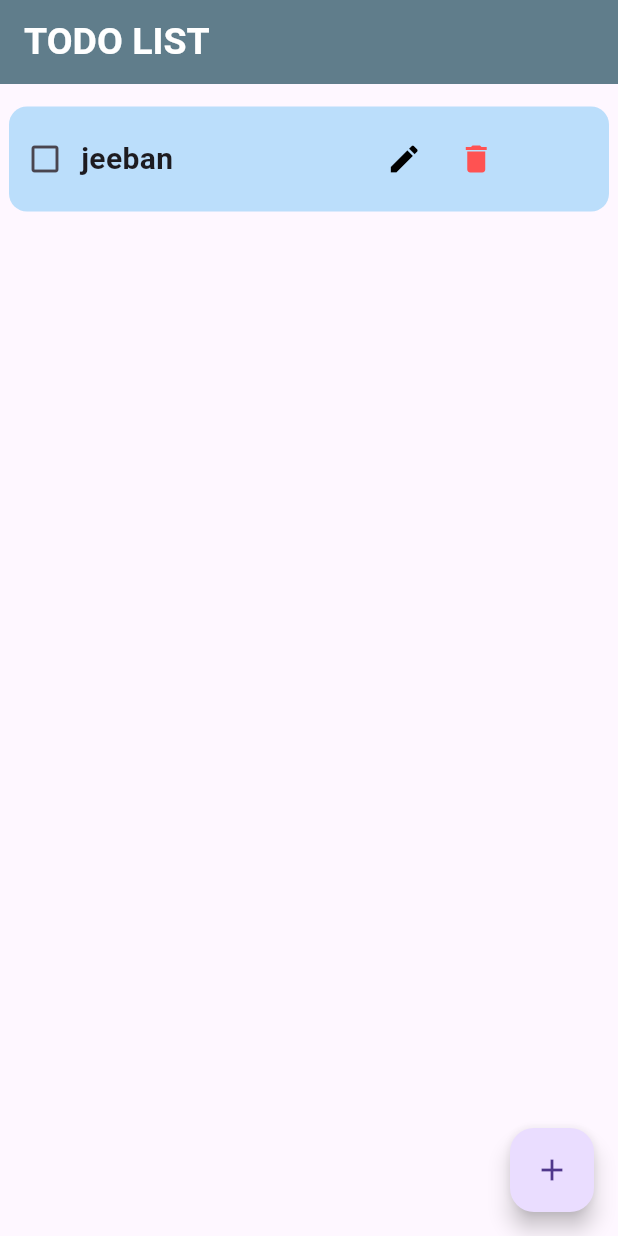
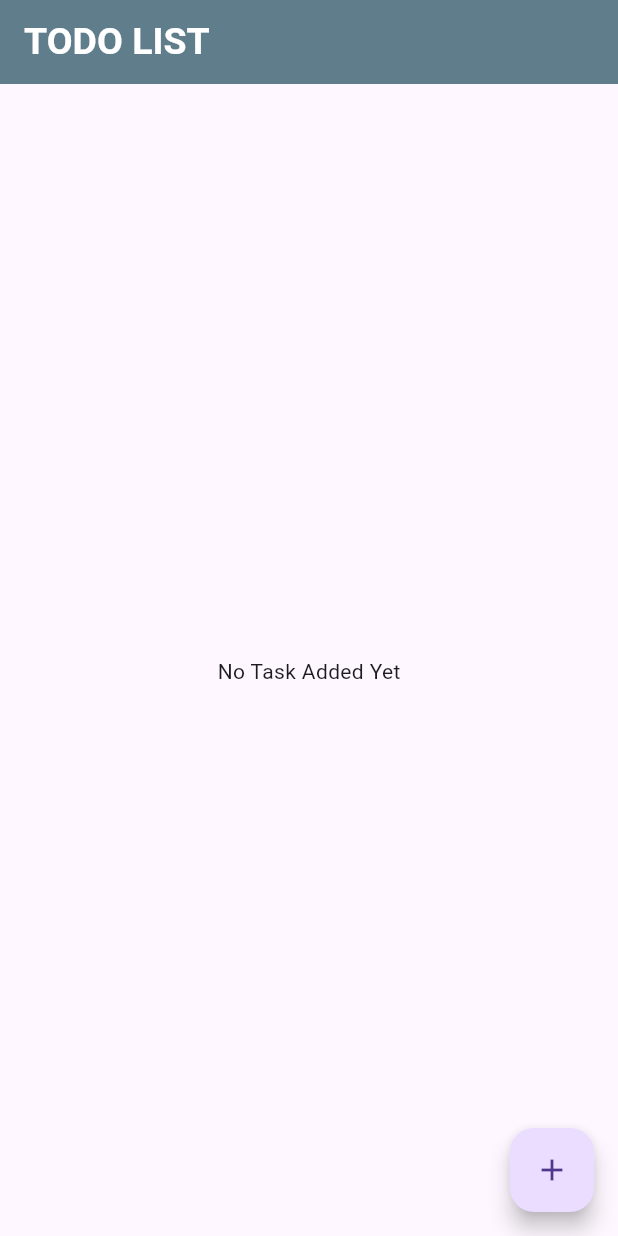
Before and after one commit to Jeebanbk/todo-list-, a Flutter app: the screen it shows after launch, on a phone screen of 412 x 824 dp. Run offline on Flutter 3.47's test engine with Material 3 defaults, Android fonts, the phone set to English and light mode, and no system bars; our stand-ins replace get.

Commit message:
Added feature

```diff
--- a/lib/AddScreen.dart
+++ b/lib/AddScreen.dart
@@ -1,16 +1,19 @@
 import 'dart:ui';
 
 import 'package:flutter/material.dart';
+import 'package:get/get.dart';
+import 'package:todolist/controller/todo_Controller.dart';
 import 'package:todolist/main.dart';
+import 'package:todolist/model/task.dart';
 import 'package:todolist/utils/mainScreen.dart';
 
 class AddScreen extends StatefulWidget {
-  List item;
+  bool isEditpage = false;
+  int index = 0;
+  String task = '';
 
-  AddScreen({
-    super.key,
-    required this.item,
-  });
+  AddScreen(
+      {super.key, this.isEditpage = false, this.index = 0, this.task = ''});
 
   @override
   State<AddScreen> createState() => _AddItemState();
@@ -19,6 +22,32 @@ class AddScreen extends StatefulWidget {
 class _AddItemState extends State<AddScreen> {
   final _formkey = GlobalKey<FormState>();
   TextEditingController itemscontroller = TextEditingController();
+  final TodoController todoController = Get.find<TodoController>();
+  @override
+  void initState() {
+    // TODO: implement initState
+    super.initState();
+    itemscontroller.text = widget.task;
+  }
+
+  void addTask() {
+    if (_formkey.currentState!.validate()) {
+      Task task = Task(itemscontroller.text, false);
+      todoController.add(task);
+      itemscontroller.text = "";
+    }
+    Get.back();
+  }
+
+  void completedTask() {}
+
+  void updateTask() {
+    Task task = todoController.tasks[widget.index];
+    task.task = itemscontroller.text;
+    todoController.updateTask(widget.index, task);
+    Get.back();
+  }
+
   @override
   Widget build(BuildContext context) {
     return MaterialApp(
@@ -36,7 +65,7 @@ class _AddItemState extends State<AddScreen> {
             onPressed: () {
               Navigator.of(context).pop();
             },
-            icon: Icon(
+            icon: const Icon(
               Icons.arrow_back,
               color: Colors.white,
             ),
@@ -72,16 +101,13 @@ class _AddItemState extends State<AddScreen> {
                 width: 170,
                 child: TextButton(
                   onPressed: () {
-                    if (_formkey.currentState!.validate()) {
-                      widget.item.add(itemscontroller.text);
-                      itemscontroller.text = "";
-                    }
-                    print(widget.item);
-                    //Navigator.of(context).push(MaterialPageRoute(
-                    // builder: (context) => MyApp(textname:)));
+                    widget.isEditpage ? updateTask() : addTask();
+                    widget.isEditpage
+                        ? Get.snackbar(widget.task, "Updated successfuly")
+                        : Get.snackbar(widget.task, "added successfuly");
                   },
-                  child: const Text(
-                    "ADD",
+                  child: Text(
+                    widget.isEditpage ? "Update" : "Add",
                     style: TextStyle(
                         fontSize: 25,
                         fontWeight: FontWeight.bold,
--- /dev/null
+++ b/lib/controller/todo_Controller.dart
@@ -0,0 +1,37 @@
+import 'package:get/get.dart';
+import 'package:get/get_state_manager/get_state_manager.dart';
+import 'package:todolist/model/task.dart';
+
+class TodoController extends GetxController
+{
+  var tasks = <Task>[].obs;
+
+
+  void add(Task task){
+    tasks.add(task);
+    update();
+  }
+     void updateTask(int index,Task task)
+    {
+      tasks[index]=task;
+      update();
+    }
+
+    // delete...
+    // index
+    void delete(int index)
+    {
+      tasks.removeAt(index);
+      update();
+    }
+
+
+    //... mark as complete
+
+    void toggleTaskStatus(Task task)
+    {
+        task.isCompleted = !task.isCompleted;
+        update();
+    }
+
+}
--- a/lib/main.dart
+++ b/lib/main.dart
@@ -1,20 +1,15 @@
-import 'dart:ui';
-
 import 'package:flutter/material.dart';
 import 'package:flutter/widgets.dart';
 import 'package:todolist/AddScreen.dart';
+import 'package:todolist/controller/todo_Controller.dart';
 import 'utils/mainScreen.dart';
+import 'package:get/get.dart';
 
 void main() {
-  (runApp(MaterialApp(
-    home: MyApp(),
-  )
-      // const MyApp()
-      ));
+  (runApp(MyApp()));
 }
 
 class MyApp extends StatefulWidget {
-
   MyApp({
     super.key,
   });
@@ -24,11 +19,12 @@ class MyApp extends StatefulWidget {
 }
 
 class _MyAppState extends State<MyApp> {
-  List taskitems = ["jeeban"];
+ // List taskitems = ["jeeban"];
+  final TodoController todocontroller = Get.put(TodoController());
 
   @override
   Widget build(BuildContext context) {
-    return MaterialApp(
+    return GetMaterialApp(
       title: "TODO LIST APP",
       home: Scaffold(
         appBar: AppBar(
@@ -41,24 +37,30 @@ class _MyAppState extends State<MyApp> {
         ),
         body: Padding(
           padding: const EdgeInsets.only(top: 15, right: 6, left: 6),
-          child: ListView.separated(
-            itemBuilder: (context, index) {
-              return AddItem(
-                textname: taskitems[index],
-              );
-            },
-            separatorBuilder: (context, index) {
-              return SizedBox(height: 15);
-            },
-            itemCount: taskitems.length,
-          ),
+          child: Obx(() {
+            return todocontroller.tasks.isNotEmpty
+                ? ListView.separated(
+                    itemBuilder: (context, index) {
+                      return AddItem(task: todocontroller.tasks[index]);
+                    },
+                    separatorBuilder: (context, index) {
+                      return const SizedBox(
+                        height: 15,
+                      );
+                    },
+                    itemCount: todocontroller.tasks.length)
+                : const Center(
+                    child: Text("No Task Added Yet"),
+                  );
+          }),
         ),
         floatingActionButton: FloatingActionButton(
           onPressed: () {
-            Navigator.of(context).push(MaterialPageRoute(
-                builder: (context) => AddScreen(
-                      item: taskitems,
-                    )));
+            // Navigator.of(context).push(MaterialPageRoute(
+            //     builder: (context) => AddScreen(
+            //           item: taskitems,
+            //         )));
+            Get.to(AddScreen());
           },
           child: const Icon(Icons.add),
         ),
--- /dev/null
+++ b/lib/model/task.dart
@@ -0,0 +1,8 @@
+class Task{
+    String task;
+   bool isCompleted= false;
+   Task(
+    this.task,
+    this .isCompleted
+   );
+}
--- a/lib/utils/mainScreen.dart
+++ b/lib/utils/mainScreen.dart
@@ -1,20 +1,23 @@
 import 'package:flutter/material.dart';
 import 'package:flutter/widgets.dart';
+import 'package:get/get.dart';
+import 'package:todolist/AddScreen.dart';
+import 'package:todolist/controller/todo_Controller.dart';
+import 'package:todolist/model/task.dart';
 
 class AddItem extends StatefulWidget {
-  String textname;
-  AddItem({super.key, required this.textname});
+  Task task;
+  AddItem({super.key, required this.task});
 
   @override
   State<AddItem> createState() => _AddItemState();
 }
 
 class _AddItemState extends State<AddItem> {
-  TextEditingController controller=TextEditingController();
+  TextEditingController controller = TextEditingController();
+  final TodoController todoController = Get.find<TodoController>();
   @override
-  Widget build(BuildContext context)
-
-  {
+  Widget build(BuildContext context) {
     return Container(
       height: 70,
       width: double.maxFinite,
@@ -25,26 +28,39 @@ class _AddItemState extends State<AddItem> {
       child: (Row(
         children: [
           IconButton(
-              onPressed: () {},
+              onPressed: () {
+                todoController.toggleTaskStatus(widget.task);
+              },
               icon: Icon(
-                Icons.check_box_outline_blank_outlined,
+                widget.task.isCompleted
+                    ? Icons.check_box
+                    : Icons.check_box_outline_blank,
                 //color: Colors.white,
               )),
           Text(
-            widget.textname,
-            style: TextStyle(fontSize: 20, fontWeight: FontWeight.bold),
+            widget.task.task,
+            style: const TextStyle(fontSize: 20, fontWeight: FontWeight.bold),
           ),
-          SizedBox(
+          const SizedBox(
             width: 130,
           ),
           IconButton(
-              onPressed: () {},
+              onPressed: () {
+                Get.to(AddScreen(
+                  isEditpage: true,
+                  index: todoController.tasks.indexOf(widget.task),
+                  task: widget.task.task,
+                ));
+              },
               icon: Icon(
                 Icons.edit,
                 color: Colors.black,
               )),
           IconButton(
-              onPressed: () {},
+              onPressed: () {
+                todoController
+                    .delete(todoController.tasks.indexOf(widget.task));
+              },
               icon: Icon(
                 Icons.delete,
                 color: Colors.redAccent,
```
Also changed, not shown: pubspec.yaml (+3 -4 lines), pubspec.lock.
